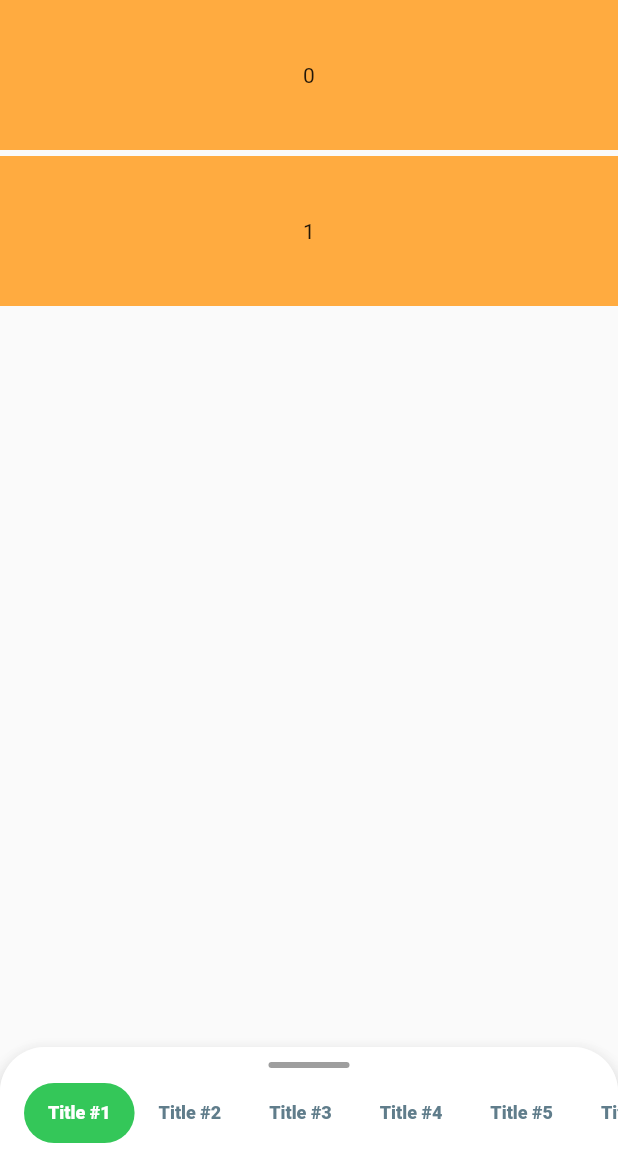
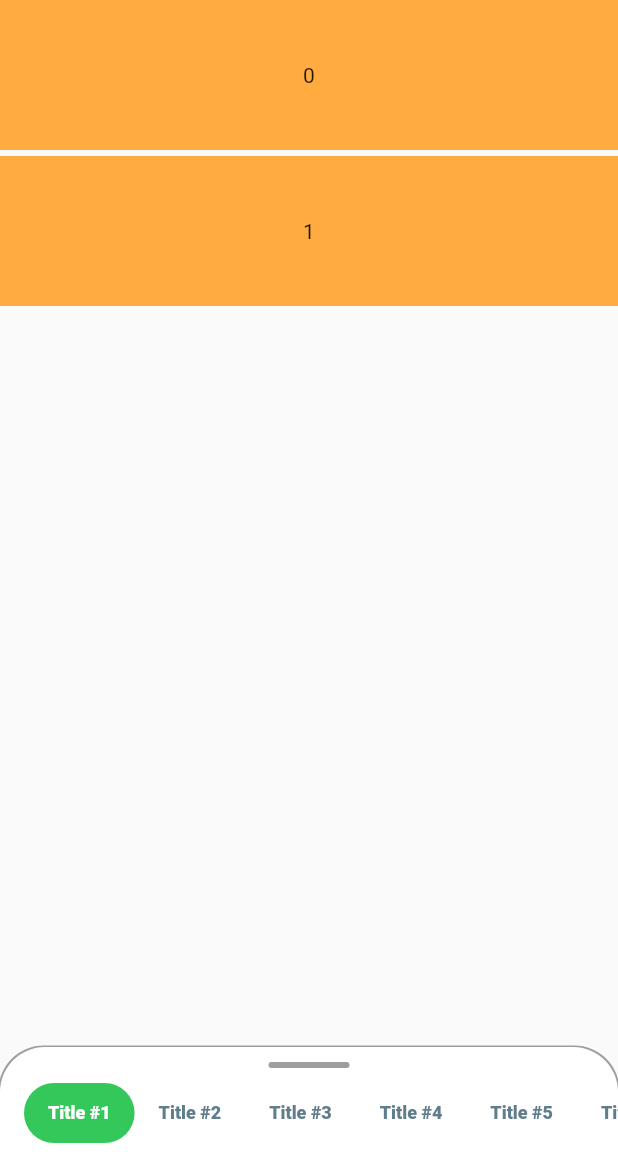
Before and after one commit to Tukhtamurodov-Sardorbek/DynamicHeightBottomSheet, a Flutter app: the screen it shows after launch, on a phone screen of 412 x 824 dp, the part 84-1236 px from its top. Run offline on Flutter 3.47's test engine with Material 2 defaults, Android fonts, the light colour scheme and no system bars.

Commit message:
Code Update

```diff
--- a/lib/src/helpers/header.dart
+++ b/lib/src/helpers/header.dart
@@ -38,14 +38,17 @@ class SheetHeader extends StatelessWidget {
   @override
   Widget build(BuildContext context) {
     final data = SheetData.instance;
-    return Material(
-      elevation: data.headerElevation ?? 8.0,
-      borderRadius: data.headerBorderRadius ?? const BorderRadius.vertical(top: Radius.circular(30)),
-      child: Container(
+    return Container(
       padding: const EdgeInsets.only(top: 10, bottom: 6),
       decoration: data.headerDecoration ?? const BoxDecoration(
         color: Colors.white,
         borderRadius: BorderRadius.vertical(top: Radius.circular(30)),
+        boxShadow: [
+          BoxShadow(
+            spreadRadius: 1,
+            color: Colors.grey,
+          )
+        ]
       ),
       child: Column(
         mainAxisSize: MainAxisSize.min,
@@ -64,7 +67,6 @@ class SheetHeader extends StatelessWidget {
               child: _SheetTabBar(),
             ),
         ],
-        ),
       ),
     );
   }
--- a/lib/src/provider/singleton.dart
+++ b/lib/src/provider/singleton.dart
@@ -9,7 +9,6 @@ class SheetData {
   final Function(double pixel)? _onSnapCompleted;
   final Function(double pixel)? _onSnapStart;
 
-  final double? _headerElevation;
   final BorderRadiusGeometry? _headerBorderRadius;
   final Decoration? _headerDecoration;
   final Size? _grabbingSize;
@@ -24,7 +23,6 @@ class SheetData {
     required double heightFactor,
     List<String>? titles,
     double? initialPosition,
-    double? headerElevation,
     BorderRadiusGeometry? headerBorderRadius,
     Decoration? headerDecoration,
     Size? grabbingSize,
@@ -42,7 +40,6 @@ class SheetData {
         _initialPosition = initialPosition,
         _onPageChanged = onPageChanged,
         _titles = titles,
-        _headerElevation = headerElevation,
         _headerBorderRadius = headerBorderRadius,
         _headerDecoration = headerDecoration,
         _grabbingSize = grabbingSize,
@@ -59,7 +56,6 @@ class SheetData {
   double get heightFactor => _heightFactor;
   double? get initialPosition => _initialPosition;
   List<String>? get titles => _titles;
-  double? get headerElevation => _headerElevation;
   BorderRadiusGeometry? get headerBorderRadius => _headerBorderRadius;
   Decoration? get headerDecoration => _headerDecoration;
   Size? get grabbingSize => _grabbingSize;
@@ -86,7 +82,6 @@ class SheetData {
 
     List<String>? titles,
     double? initialPosition,
-    double? headerElevation,
     BorderRadiusGeometry? headerBorderRadius,
     Decoration? headerDecoration,
     Size? grabbingSize,
@@ -105,7 +100,6 @@ class SheetData {
         heightFactor: heightFactor,
         titles: titles,
         initialPosition: initialPosition,
-        headerElevation: headerElevation,
         headerBorderRadius: headerBorderRadius,
         headerDecoration: headerDecoration,
         grabbingSize: grabbingSize,
--- a/lib/src/wrapper.dart
+++ b/lib/src/wrapper.dart
@@ -36,7 +36,6 @@ class DynamicBottomSheet extends StatelessWidget {
 
     List<String>? titles,
     double? initialPosition,
-    double? headerElevation,
     BorderRadiusGeometry? headerBorderRadius,
     Decoration? headerDecoration,
     Size? grabbingSize,
@@ -57,7 +56,6 @@ class DynamicBottomSheet extends StatelessWidget {
         heightFactor: heightFactor,
         titles: titles,
         initialPosition: initialPosition,
-        headerElevation: headerElevation,
         headerBorderRadius: headerBorderRadius,
         headerDecoration: headerDecoration,
         grabbingSize: grabbingSize,
```
Also changed, not shown: lib/main.dart (+7 -4 lines), lib/src/dynamicbottomsheet.dart (+10 -2 lines), lib/src/provider/provider.dart (+0 -7 lines). Lines whose indentation alone changed are shown as unchanged.
